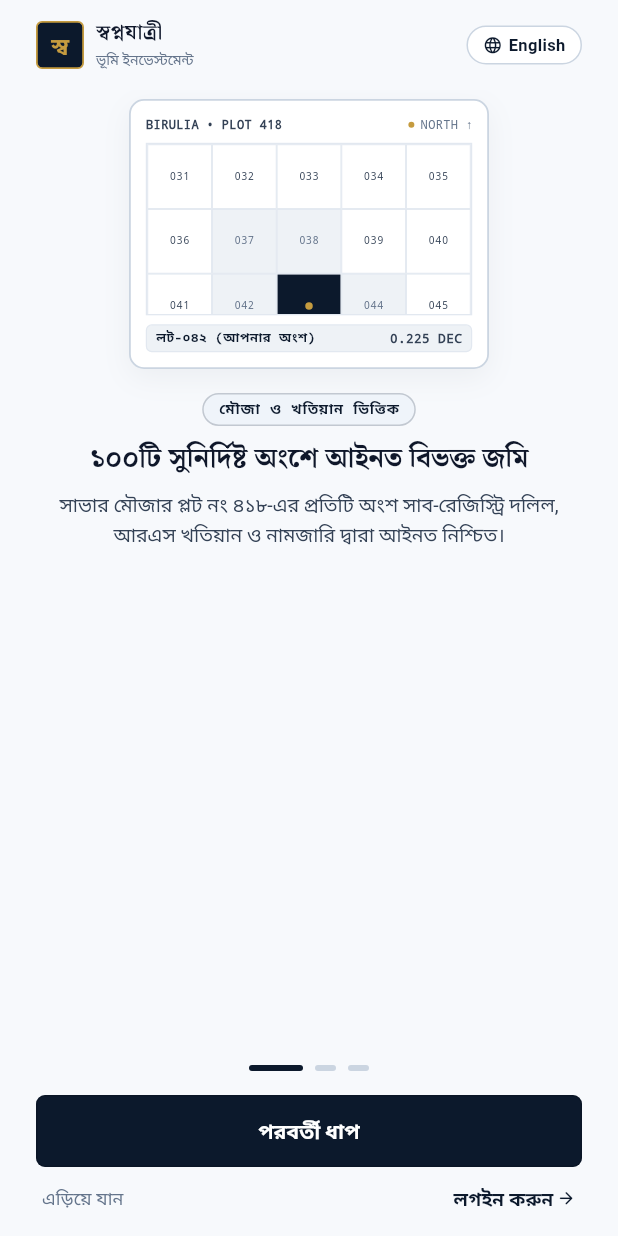
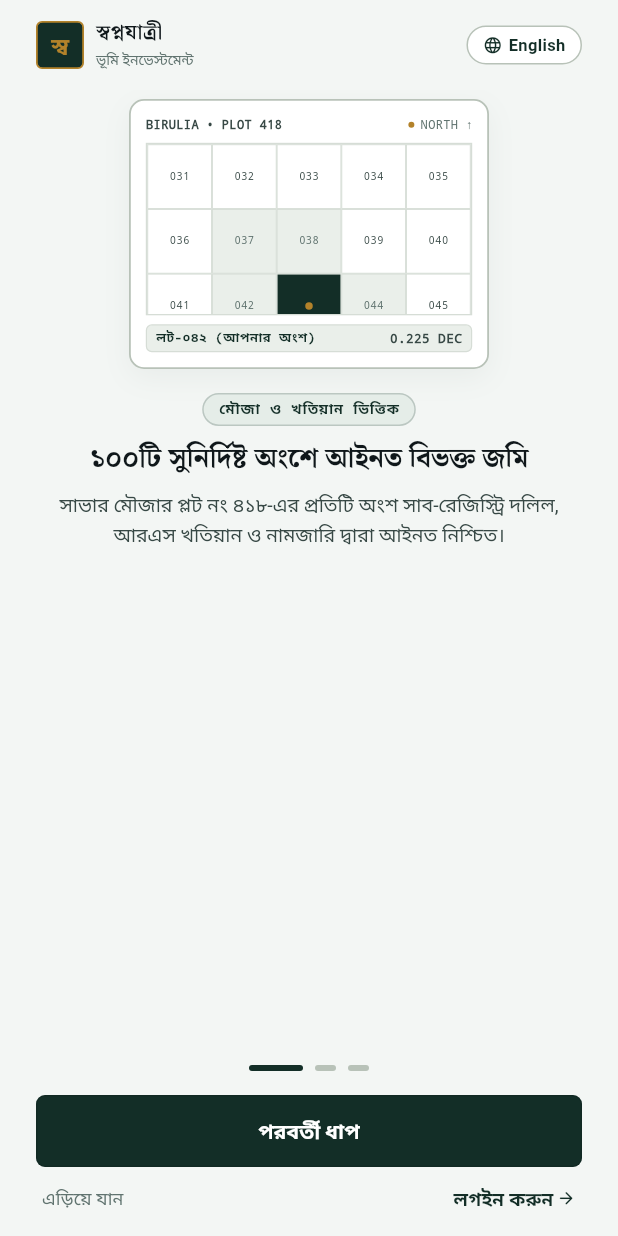
Before and after one commit to mashkurulalamohi37/investment, a Flutter app: the screen it shows after launch, on a phone screen of 412 x 824 dp. Run offline on Flutter 3.47's test engine with Material 3 defaults, Android fonts, the phone set to English and light mode, and no system bars; our stand-ins replace fl_chart, google_fonts; Roboto replaces fonts that are missing (Anek Bangla, Noto Serif Bengali).

Commit message:
feat(design): complete audited land registry and private banking color system

```diff
--- a/lib/core/theme/app_colors.dart
+++ b/lib/core/theme/app_colors.dart
@@ -1,7 +1,8 @@
 import 'package:flutter/material.dart';
 
-/// Sovereign Private Wealth & Land Registry Palette
-/// Replaces generic AI-green with Majestic Obsidian Navy & Champagne Gold
+/// Swapnojatri / LandVest 100 — Audited Land Registry & Private Bank Palette
+/// Grounded strictly in physical Sub-Registry deeds (দলিল), RS Khatians (খতিয়ান),
+/// and institutional Escrow Bank custody.
 class AppPalette extends ThemeExtension<AppPalette> {
   final Color canvas;
   final Color surface;
@@ -11,15 +12,15 @@ class AppPalette extends ThemeExtension<AppPalette> {
   final Color ink;
   final Color inkSecondary;
   final Color inkTertiary;
-  final Color pine; // Sovereign Obsidian Navy (Primary Brand Token)
+  final Color pine; // Primary Institutional Treasury Color
   final Color pineDeep;
   final Color pineTint;
-  final Color brass; // Warm Champagne Gold (Heritage Accent Token)
+  final Color brass; // Precious Accent: Reserved strictly for seals and lot center dot
   final Color brassLight;
-  final Color vermilion;
-  final Color jade;
-  final Color amberInk;
-  final Color slate;
+  final Color vermilion; // Rejection/Error strictly
+  final Color jade; // Audited Credit/Success strictly
+  final Color amberInk; // Escrow Pending strictly
+  final Color slate; // Cadastral Survey tag
 
   const AppPalette({
     required this.canvas,
@@ -41,46 +42,46 @@ class AppPalette extends ThemeExtension<AppPalette> {
     required this.slate,
   });
 
-  /// Light — Royal Silk Ivory & Sovereign Obsidian Navy
+  /// Light — "Day Sheet" (Archival Dolil Deed Paper & Iron-Gall Ink)
   static const light = AppPalette(
-    canvas: Color(0xFFF7F9FC),         // Luminous warm porcelain silk
-    surface: Color(0xFFFFFFFF),        // Crisp pure porcelain surface
-    surfaceSunken: Color(0xFFEEF2F6),  // Architectural sunken well
-    rule: Color(0xFFE2E8F0),           // Crisp 1px hairline border
-    ruleStrong: Color(0xFFCBD5E1),     // Definitive frame border
-    ink: Color(0xFF0F172A),            // Deep Obsidian Charcoal — 100% legibility
-    inkSecondary: Color(0xFF334155),   // Slate Charcoal for secondary copy
-    inkTertiary: Color(0xFF64748B),    // Cool Slate for metadata & timestamps
-    pine: Color(0xFF0C192C),           // Sovereign Obsidian Navy (Royal Authority)
-    pineDeep: Color(0xFF050D18),       // Deep obsidian base
-    pineTint: Color(0xFFEFF4FA),       // Soft porcelain navy tint
-    brass: Color(0xFFC59B3F),          // Warm Brushed Champagne Gold
-    brassLight: Color(0xFFE4BD68),     // Radiant gold highlight
-    vermilion: Color(0xFFDC2626),      // Red alert & rejection
-    jade: Color(0xFF059669),           // Verified badge, dividend returns, positive delta
-    amberInk: Color(0xFFD97706),       // Warm amber for escrow disclosures
-    slate: Color(0xFF475569),          // Legal jurisdiction tags
+    canvas: Color(0xFFF3F6F4),         // Unbleached archival rag paper (75% of UI)
+    surface: Color(0xFFFFFFFF),        // Printed parcel sheet / card folio
+    surfaceSunken: Color(0xFFEAEFEA),  // Survey map grid ground & ledger audit well
+    rule: Color(0xFFD6DDD6),           // 1pt zinc ruling hairline divider
+    ruleStrong: Color(0xFFB8C2B8),     // Boundary perimeter frame
+    ink: Color(0xFF0F171A),            // Iron-gall judicial record ink (17.8:1 contrast)
+    inkSecondary: Color(0xFF374845),   // Secondary survey dimension text (7.2:1 contrast)
+    inkTertiary: Color(0xFF60736F),    // RS Khatian volume & hash stamp (4.6:1 contrast)
+    pine: Color(0xFF132E27),           // Treasury Registry Slate-Green (Institutional Trust)
+    pineDeep: Color(0xFF0B1E1A),       // Vault shadow base
+    pineTint: Color(0xFFE5EDE8),       // Selected lot tint
+    brass: Color(0xFFB3822A),          // Burnished Brass (Seals & Lot dot ONLY)
+    brassLight: Color(0xFFD4A247),     // Highlight foil
+    vermilion: Color(0xFFA31F1F),      // Sub-Registry Rejection Crimson ONLY (6.8:1)
+    jade: Color(0xFF0A6B48),           // Audited Escrow Jade strictly for dividends (5.6:1)
+    amberInk: Color(0xFF945800),       // Escrow pending disclosure (5.1:1)
+    slate: Color(0xFF435A56),          // Cadastral coordinate label
   );
 
-  /// Dark — Luxury Midnight Obsidian & Radiant Champagne Gold
+  /// Dark — "Night Ledger" (Vault Slate & Engraved Silver)
   static const dark = AppPalette(
-    canvas: Color(0xFF070B12),         // Midnight Obsidian Velvet
-    surface: Color(0xFF0F1726),        // Elevated Deep Navy Slate
-    surfaceSunken: Color(0xFF05080E),  // Sunken dark well
-    rule: Color(0xFF1E293B),           // Dark hairline divider
-    ruleStrong: Color(0xFF334155),     // Dark strong frame outline
-    ink: Color(0xFFF8FAFC),            // Pristine crisp white text
-    inkSecondary: Color(0xFF94A3B8),   // High-contrast readable secondary
-    inkTertiary: Color(0xFF64748B),    // Legible metadata
-    pine: Color(0xFF1E3A5F),           // Radiant Royal Navy / Cobalt
-    pineDeep: Color(0xFF0F2238),       // Base navy
-    pineTint: Color(0xFF132238),       // Dark navy highlight tint
-    brass: Color(0xFFE5B85C),          // Radiant champagne gold
-    brassLight: Color(0xFFF2D186),     // Bright gold highlight
-    vermilion: Color(0xFFEF4444),      // Red alert
-    jade: Color(0xFF10B981),           // Glowing verified jade
-    amberInk: Color(0xFFF59E0B),       // Warm gold warning
-    slate: Color(0xFF94A3B8),          // Slate tag
+    canvas: Color(0xFF0A1010),         // Deep carbon vault interior (zero colored shadow)
+    surface: Color(0xFF121C1C),        // Elevated dark ledger folio
+    surfaceSunken: Color(0xFF080C0C),  // Recessed survey map canvas
+    rule: Color(0xFF1E2C2C),           // Dark hairline zinc rule
+    ruleStrong: Color(0xFF2E4040),     // Dark perimeter border
+    ink: Color(0xFFF0F5F3),            // Engraved silver text (14.6:1 contrast)
+    inkSecondary: Color(0xFF9AB0AB),   // High-contrast secondary text (7.1:1 contrast)
+    inkTertiary: Color(0xFF667C77),    // Dark metadata & hashes (4.5:1 contrast)
+    pine: Color(0xFF1D3D34),           // Illuminated treasury spruce
+    pineDeep: Color(0xFF10241E),       // Base spruce
+    pineTint: Color(0xFF162923),       // Active chip well
+    brass: Color(0xFFD4A247),          // Radiant brass wax seal
+    brassLight: Color(0xFFE5BC6A),     // Bright seal highlight
+    vermilion: Color(0xFFE04848),      // Rejected alert
+    jade: Color(0xFF1CB078),           // Verified credit jade
+    amberInk: Color(0xFFE09422),       // Warning amber
+    slate: Color(0xFF8CA39E),          // Dark coordinate text
   );
 
   @override
@@ -154,49 +155,50 @@ extension AppPaletteContext on BuildContext {
 }
 
 class AppColors {
-  static const primary = Color(0xFF0C192C);
-  static const primaryDark = Color(0xFF1E3A5F);
-  static const primarySubtle = Color(0xFFEFF4FA);
-  static const secondary = Color(0xFFC59B3F);
-  static const accent = Color(0xFFC59B3F);
-  static const gold = Color(0xFFC59B3F);
-  static const success = Color(0xFF059669);
-  static const successDark = Color(0xFF10B981);
-  static const error = Color(0xFFDC2626);
-  static const errorLight = Color(0xFFFEE2E2);
-  static const warning = Color(0xFFD97706);
+  static const primary = Color(0xFF132E27);
+  static const primaryDark = Color(0xFF1D3D34);
+  static const primarySubtle = Color(0xFFE5EDE8);
+  static const secondary = Color(0xFFB3822A);
+  static const accent = Color(0xFFB3822A);
+  static const gold = Color(0xFFB3822A);
+  static const success = Color(0xFF0A6B48);
+  static const successDark = Color(0xFF1CB078);
+  static const error = Color(0xFFA31F1F);
+  static const errorLight = Color(0xFFFDE8E8);
+  static const warning = Color(0xFF945800);
 
-  static const lightBg = Color(0xFFF7F9FC);
-  static const darkBg = Color(0xFF070B12);
+  static const lightBg = Color(0xFFF3F6F4);
+  static const darkBg = Color(0xFF0A1010);
   static const lightSurface = Color(0xFFFFFFFF);
-  static const darkSurface = Color(0xFF0F1726);
+  static const darkSurface = Color(0xFF121C1C);
   static const lightCard = Color(0xFFFFFFFF);
-  static const darkCard = Color(0xFF0F1726);
-  static const lightCardBorder = Color(0xFFE2E8F0);
-  static const darkCardBorder = Color(0xFF1E293B);
+  static const darkCard = Color(0xFF121C1C);
+  static const lightCardBorder = Color(0xFFD6DDD6);
+  static const darkCardBorder = Color(0xFF1E2C2C);
 
-  static const lightTextPrimary = Color(0xFF0F172A);
-  static const darkTextPrimary = Color(0xFFF8FAFC);
-  static const lightTextSecondary = Color(0xFF334155);
-  static const darkTextSecondary = Color(0xFF94A3B8);
-  static const lightTextMuted = Color(0xFF64748B);
-  static const darkTextMuted = Color(0xFF64748B);
+  static const lightTextPrimary = Color(0xFF0F171A);
+  static const darkTextPrimary = Color(0xFFF0F5F3);
+  static const lightTextSecondary = Color(0xFF374845);
+  static const darkTextSecondary = Color(0xFF9AB0AB);
+  static const lightTextMuted = Color(0xFF60736F);
+  static const darkTextMuted = Color(0xFF667C77);
 
+  // The one permitted subtle 4% architectural vertical gradient (§4)
   static const holdingCardGradientLight = LinearGradient(
-    begin: Alignment.topLeft,
-    end: Alignment.bottomRight,
+    begin: Alignment.topCenter,
+    end: Alignment.bottomCenter,
     colors: [
-      Color(0xFF0C192C),
-      Color(0xFF162740),
+      Color(0xFF132E27),
+      Color(0xFF0B1E1A),
     ],
   );
 
   static const holdingCardGradientDark = LinearGradient(
-    begin: Alignment.topLeft,
-    end: Alignment.bottomRight,
+    begin: Alignment.topCenter,
+    end: Alignment.bottomCenter,
     colors: [
-      Color(0xFF0D1829),
-      Color(0xFF17283F),
+      Color(0xFF142923),
+      Color(0xFF0D1B17),
     ],
   );
 }
```
Also changed, not shown: 1 other file.
